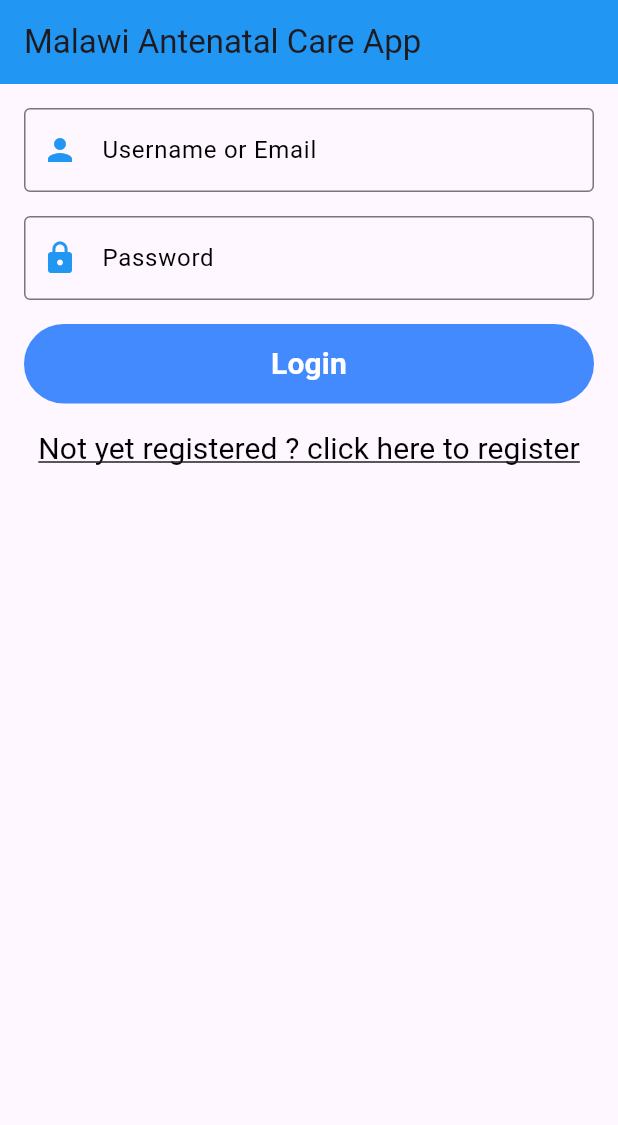
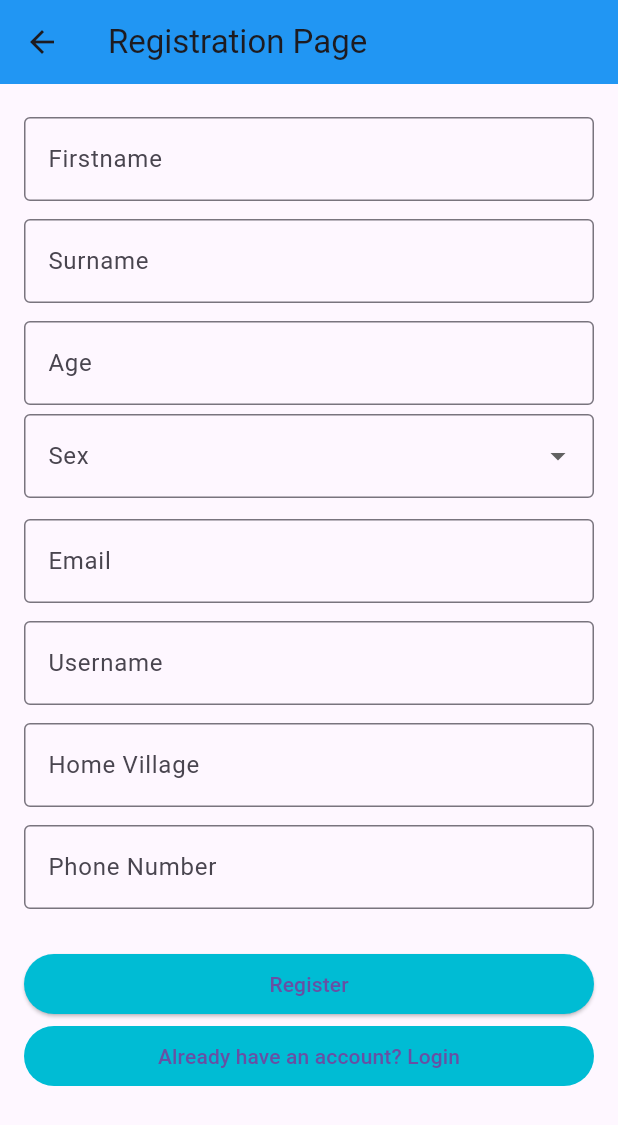
Before and after one commit to yankhofunsani/mw_antenalcare, a Flutter app: the screen it shows after launch, after a tap on "Not yet registered ? click here to regis", on a phone screen of 412 x 824 dp. Shown: the top 1125 px of the screen. Run offline on Flutter 3.47's test engine with Material 3 defaults, Android fonts, the phone set to English and light mode, and no system bars; our stand-ins replace firebase_core; accounts and stored records are empty.

Commit message:
registration and login page

```diff
--- a/lib/main.dart
+++ b/lib/main.dart
@@ -1,4 +1,5 @@
 import 'package:flutter/material.dart';
+import '/registrationpage.dart';
 
 void main() {
   runApp(
@@ -7,8 +8,14 @@
       theme: ThemeData(
         primarySwatch: Colors.blue,
       ),
-      home: const HomePage()
-      ,)
+      home: const HomePage(),
+      initialRoute: '/home',
+      routes: {
+      '/register': (context) => RegistrationPage(),
+      '/home': (context) => HomePage(),
+  },
+  debugShowCheckedModeBanner: false,
+  )
   );
 }
 // LANDING PAGE CODE
@@ -56,7 +63,10 @@
     ),
     TextButton(
       onPressed: () {
-        // register logic
+        Navigator.pushNamed(
+      context, '/register'
+     // MaterialPageRoute(builder: (context) => RegisterPage()),
+    );
       },
       style: TextButton.styleFrom(
         padding: EdgeInsets.zero,
--- /dev/null
+++ b/lib/registrationpage.dart
@@ -0,0 +1,106 @@
+import 'package:flutter/material.dart';
+
+class RegistrationPage extends StatefulWidget {
+  @override
+  _RegistrationPageState createState() => _RegistrationPageState();
+}
+
+class _RegistrationPageState extends State<RegistrationPage> {
+  final _formKey = GlobalKey<FormState>();
+  String? sex;
+  final List<String> sexOptions = ['Male', 'Female'];
+
+  final firstnameController = TextEditingController();
+  final surnameController = TextEditingController();
+  final ageController = TextEditingController();
+  final emailController = TextEditingController();
+  final usernameController = TextEditingController();
+  final villageController = TextEditingController();
+  final phoneController = TextEditingController();
+
+  void _submitForm() {
+    if (_formKey.currentState!.validate()) {
+      ScaffoldMessenger.of(context)
+          .showSnackBar(SnackBar(content: Text('Registration Successful')));
+    }
+  }
+
+  Widget buildTextField(String label, TextEditingController controller,
+      {TextInputType keyboardType = TextInputType.text}) {
+    return Padding(
+      padding: const EdgeInsets.symmetric(vertical: 6.0),
+      child: TextFormField(
+        controller: controller,
+        keyboardType: keyboardType,
+        decoration: InputDecoration(
+          border: OutlineInputBorder(),
+          labelText: label,
+        ),
+        validator: (value) =>
+            value == null || value.isEmpty ? 'Please enter $label' : null,
+      ),
+    );
+  }
+
+  @override
+  Widget build(BuildContext context) {
+    return Scaffold(
+      appBar: AppBar(title: Text("Registration Page"),
+      backgroundColor: Colors.blue,
+      ),
+      body: Padding(
+        padding: EdgeInsets.all(16),
+        child: Form(
+          key: _formKey,
+          child: ListView(
+            children: [
+              buildTextField("Firstname", firstnameController),
+              buildTextField("Surname", surnameController),
+              buildTextField("Age", ageController,
+                  keyboardType: TextInputType.number),
+              DropdownButtonFormField<String>(
+                value: sex,
+                items: sexOptions
+                    .map((option) => DropdownMenuItem(
+                          value: option,
+                          child: Text(option),
+                        ))
+                    .toList(),
+                onChanged: (value) => setState(() => sex = value),
+                decoration: InputDecoration(
+                  border: OutlineInputBorder(),
+                  labelText: 'Sex',
+                ),
+                validator: (value) =>
+                    value == null ? 'Please select sex' : null,
+              ),
+              SizedBox(height: 8),
+              buildTextField("Email", emailController,
+                  keyboardType: TextInputType.emailAddress),
+              buildTextField("Username", usernameController),
+              buildTextField("Home Village", villageController),
+              buildTextField("Phone Number", phoneController,
+                  keyboardType: TextInputType.phone),
+              SizedBox(height: 20),
+              ElevatedButton(
+                onPressed: _submitForm,
+                child: Text("Register"),
+                style:ElevatedButton.styleFrom(
+                  backgroundColor: Colors.cyan                )
+              ),
+              TextButton(
+                onPressed: () {
+                  Navigator.pushNamed(context, '/home');
+                },
+                style:TextButton.styleFrom(
+                  backgroundColor:Colors.cyan
+                ),
+                child: Text("Already have an account? Login"),
+              )
+            ],
+          ),
+        ),
+      ),
+    );
+  }
+}
```
Also changed, not shown: 1 other file.
